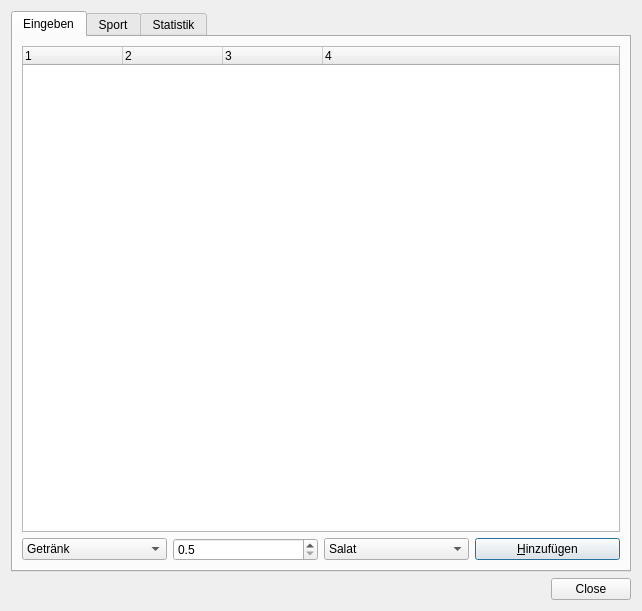
Before: the Qt Designer form findandreplacedlg.ui in cniehaus/tomate, drawn with Qt 5.
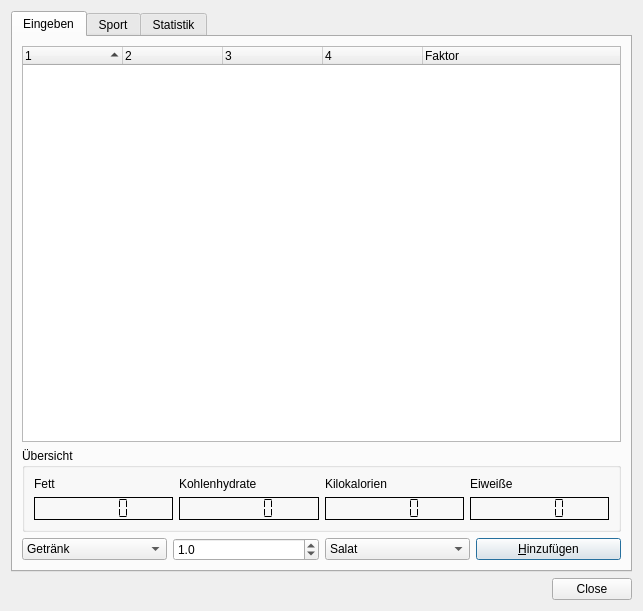
After: the same form once the commit is applied.

Commit message: Many more things are now working

```diff
--- a/findandreplacedlg.ui
+++ b/findandreplacedlg.ui
@@ -5,7 +5,7 @@
    <rect>
     <x>0</x>
     <y>0</y>
-    <width>642</width>
+    <width>643</width>
     <height>611</height>
    </rect>
   </property>
@@ -25,6 +25,12 @@
       <layout class="QGridLayout" >
        <item row="0" column="0" colspan="4" >
         <widget class="QTreeWidget" name="treeWidget" >
+         <property name="sortingEnabled" >
+          <bool>true</bool>
+         </property>
+         <property name="animated" >
+          <bool>true</bool>
+         </property>
          <column>
           <property name="text" >
            <string>1</string>
@@ -45,9 +51,94 @@
            <string>4</string>
           </property>
          </column>
+         <column>
+          <property name="text" >
+           <string>Faktor</string>
+          </property>
+         </column>
         </widget>
        </item>
-       <item row="1" column="0" >
+       <item row="1" column="0" colspan="4" >
+        <widget class="QGroupBox" name="groupBox" >
+         <property name="title" >
+          <string>Übersicht</string>
+         </property>
+         <layout class="QGridLayout" >
+          <item row="0" column="0" >
+           <widget class="QLabel" name="label" >
+            <property name="text" >
+             <string>Fett</string>
+            </property>
+           </widget>
+          </item>
+          <item row="0" column="1" >
+           <widget class="QLabel" name="label_2" >
+            <property name="text" >
+             <string>Kohlenhydrate</string>
+            </property>
+           </widget>
+          </item>
+          <item row="0" column="2" >
+           <widget class="QLabel" name="label_3" >
+            <property name="text" >
+             <string>Kilokalorien</string>
+            </property>
+           </widget>
+          </item>
+          <item row="0" column="3" >
+           <widget class="QLabel" name="label_4" >
+            <property name="text" >
+             <string>Eiweiße</string>
+            </property>
+           </widget>
+          </item>
+          <item row="1" column="0" >
+           <widget class="QLCDNumber" name="fatlcd" >
+            <property name="frameShape" >
+             <enum>QFrame::Box</enum>
+            </property>
+            <property name="frameShadow" >
+             <enum>QFrame::Plain</enum>
+            </property>
+            <property name="segmentStyle" >
+             <enum>QLCDNumber::Flat</enum>
+            </property>
+           </widget>
+          </item>
+          <item row="1" column="1" >
+           <widget class="QLCDNumber" name="carbonlcd" >
+            <property name="frameShadow" >
+             <enum>QFrame::Plain</enum>
+            </property>
+            <property name="segmentStyle" >
+             <enum>QLCDNumber::Flat</enum>
+            </property>
+           </widget>
+          </item>
+          <item row="1" column="2" >
+           <widget class="QLCDNumber" name="kcallcd" >
+            <property name="frameShadow" >
+             <enum>QFrame::Plain</enum>
+            </property>
+            <property name="segmentStyle" >
+             <enum>QLCDNumber::Flat</enum>
+            </property>
+           </widget>
+          </item>
+          <item row="1" column="3" >
+           <widget class="QLCDNumber" name="proteinlcd" >
+            <property name="frameShadow" >
+             <enum>QFrame::Plain</enum>
+            </property>
+            <property name="segmentStyle" >
+             <enum>QLCDNumber::Flat</enum>
+            </property>
+           </widget>
+          </item>
+         </layout>
+        </widget>
+       </item>
+       <item row="2" column="0" >
         <widget class="QComboBox" name="foodstyle" >
          <item>
           <property name="text" >
@@ -61,7 +152,7 @@
          </item>
         </widget>
        </item>
-       <item row="1" column="1" >
+       <item row="2" column="1" >
         <widget class="QDoubleSpinBox" name="doubleSpinBox" >
          <property name="decimals" >
           <number>1</number>
@@ -69,9 +160,12 @@
          <property name="minimum" >
           <double>0.500000000000000</double>
          </property>
+         <property name="value" >
+          <double>1.000000000000000</double>
+         </property>
         </widget>
        </item>
-       <item row="1" column="2" >
+       <item row="2" column="2" >
         <widget class="QComboBox" name="foodCombo" >
          <property name="minimumSize" >
           <size>
@@ -96,7 +190,7 @@
          </item>
         </widget>
        </item>
-       <item row="1" column="3" >
+       <item row="2" column="3" >
         <widget class="QPushButton" name="addButton" >
          <property name="text" >
           <string>&amp;Hinzufügen</string>
@@ -124,7 +218,7 @@
      </property>
      <property name="sizeHint" >
       <size>
-       <width>40</width>
+       <width>401</width>
        <height>20</height>
       </size>
      </property>
```
The commit also changes 1 other file.
